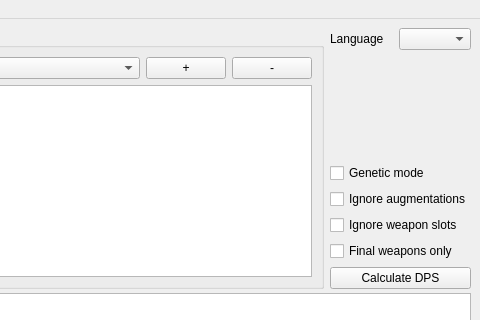
Qt form app/src/gui/MainWindow.ui (GuB-42/mh-dps-calculator) before a commit; both pictures show x 520 to 1000 and y 0 to 320 of the 1000 by 750 pixel window.
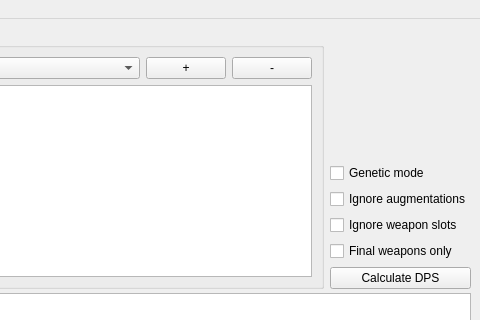
The same form after that commit. Icons and pictures are not drawn. Custom widgets are drawn as their Qt base class.

Commit message: update language selection, ja for japanese instead of jp

```diff
--- a/app/src/gui/MainWindow.ui
+++ b/app/src/gui/MainWindow.ui
@@ -155,18 +155,7 @@
         <item>
          <layout class="QVBoxLayout" name="verticalLayout">
           <item>
-           <layout class="QHBoxLayout" name="horizontalLayout_2">
-            <item>
-             <widget class="QLabel" name="label_5">
-              <property name="text">
-               <string>Language</string>
-              </property>
-             </widget>
-            </item>
-            <item>
-             <widget class="QComboBox" name="languageCb"/>
-            </item>
-           </layout>
+           <layout class="QHBoxLayout" name="horizontalLayout_2"/>
           </item>
           <item>
            <spacer name="verticalSpacer">
@@ -327,6 +316,11 @@
    <extends>QMenu</extends>
    <header>src/gui/MonsterModeMenu.h</header>
   </customwidget>
+  <customwidget>
+   <class>LanguageMenu</class>
+   <extends>QMenu</extends>
+   <header>src/gui/LanguageMenu.h</header>
+  </customwidget>
  </customwidgets>
  <resources>
   <include location="resources.qrc"/>
```
Left out of the diff: 9 changed lines with no effect on the pictures. The commit also changes 17 other files.
